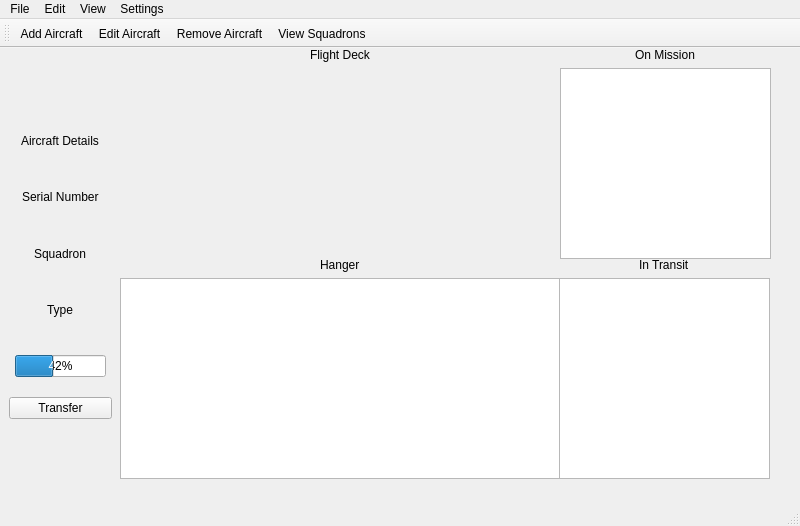
Qt form GUI/mainWindow.ui (Wod1n/Air-Asset-Manager) before a commit.
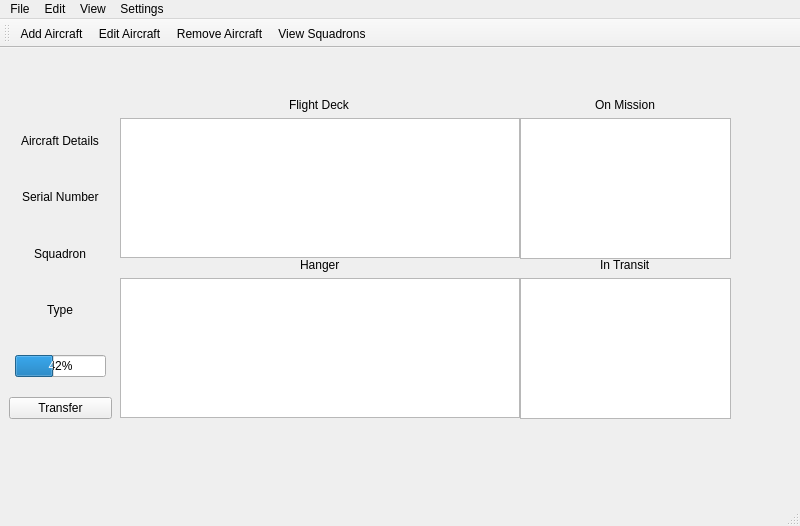
The same form after that commit.

```diff
--- a/GUI/mainWindow.ui
+++ b/GUI/mainWindow.ui
@@ -19,8 +19,8 @@
      <rect>
       <x>120</x>
       <y>210</y>
-      <width>441</width>
-      <height>221</height>
+      <width>400</width>
+      <height>160</height>
      </rect>
     </property>
     <layout class="QGridLayout" name="hangerSizer">
@@ -40,9 +40,9 @@
     <property name="geometry">
      <rect>
       <x>120</x>
-      <y>0</y>
-      <width>441</width>
-      <height>211</height>
+      <y>50</y>
+      <width>400</width>
+      <height>160</height>
      </rect>
     </property>
     <layout class="QGridLayout" name="gridLayout_2">
@@ -53,15 +53,18 @@
        </property>
       </widget>
      </item>
+     <item row="1" column="0">
+      <widget class="QGraphicsView" name="fdView"/>
+     </item>
     </layout>
    </widget>
    <widget class="QWidget" name="verticalLayoutWidget">
     <property name="geometry">
      <rect>
-      <x>560</x>
-      <y>0</y>
+      <x>520</x>
+      <y>50</y>
       <width>211</width>
-      <height>211</height>
+      <height>161</height>
      </rect>
     </property>
     <layout class="QVBoxLayout" name="onMission">
@@ -80,10 +83,10 @@
    <widget class="QWidget" name="verticalLayoutWidget_2">
     <property name="geometry">
      <rect>
-      <x>559</x>
+      <x>520</x>
       <y>210</y>
       <width>211</width>
-      <height>221</height>
+      <height>161</height>
      </rect>
     </property>
     <layout class="QVBoxLayout" name="inTransit">
```
Left out of the diff: 98 changed lines with no effect on the pictures.
